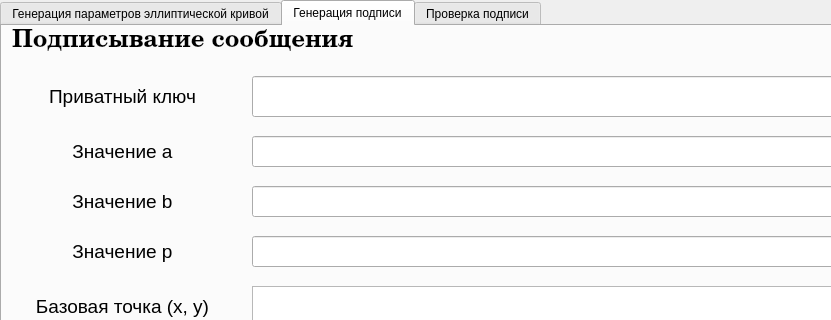
This is NewMainWindow.ui in ilya-permyakov/ModifiedEcdsa as Qt 5 draws it before an edit; both pictures show x 0 to 831 and y 0 to 320 of the 1193 by 716 pixel window. The edited form follows.
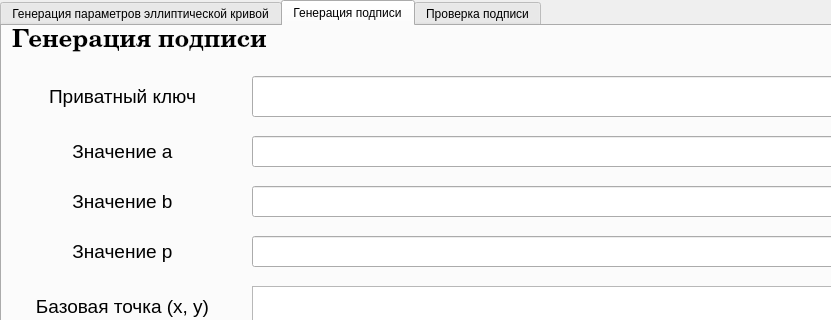
This is the edited form. The open tabs and pages were chosen to show the change.

Diff of the .ui file:
```diff
--- a/NewMainWindow.ui
+++ b/NewMainWindow.ui
@@ -497,7 +497,7 @@
        <enum>QFrame::NoFrame</enum>
       </property>
       <property name="text">
-       <string>Подписывание сообщения</string>
+       <string>Генерация подписи</string>
       </property>
       <property name="textFormat">
        <enum>Qt::AutoText</enum>
```
